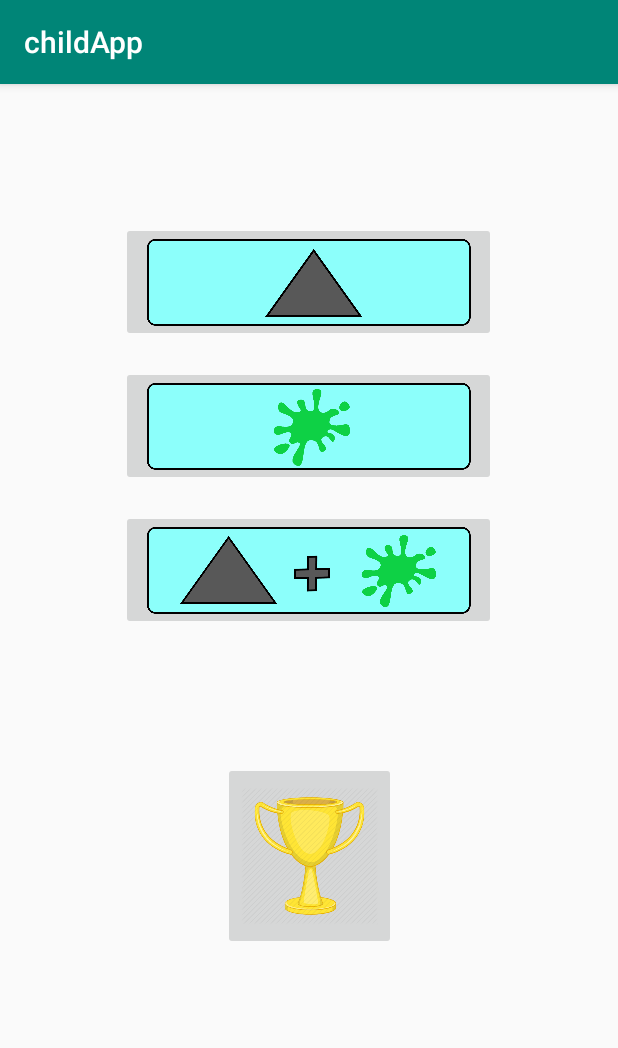
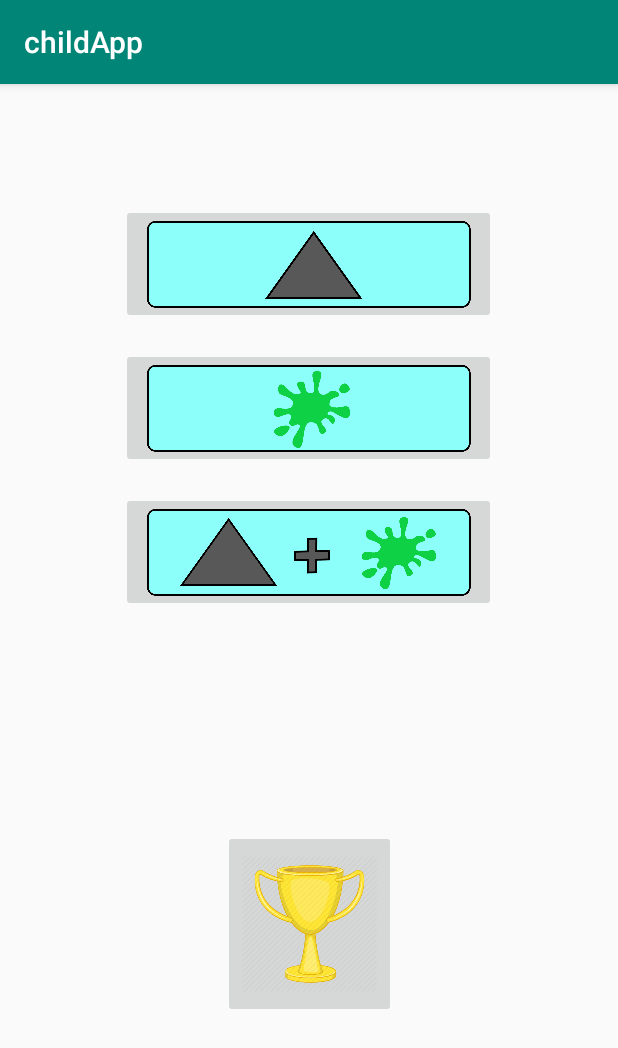
Before and after one commit to stchambers89/childApp, an Android app: the screen it shows after launch (MainActivity), after a tap on an icon or button, on a phone screen of 412 x 824 dp. Shown: the top 1048 px of the screen. Run offline under Robolectric (Android 15) with nearby library versions, the phone set to English and light mode, and no system bars.

Commit message:
Testing new adam branch, landscape layout, and connected intents from main to game screen.

```diff
--- a/app/src/main/java/com/example/childapp/GameScreenActivity.java
+++ b/app/src/main/java/com/example/childapp/GameScreenActivity.java
@@ -5,6 +5,8 @@ import androidx.lifecycle.ViewModelProvider;
 import androidx.lifecycle.ViewModelProviders;
 
 import com.google.gson.Gson;
+
+import android.content.Intent;
 import android.content.SharedPreferences;
 import android.os.Bundle;
 
@@ -16,6 +18,18 @@ public class GameScreenActivity extends AppCompatActivity {
     protected void onCreate(Bundle savedInstanceState) {
         super.onCreate(savedInstanceState);
         setContentView(R.layout.activity_game_screen);
+
+
+        Intent intent = getIntent();
+        int gameMode = intent.getIntExtra(MainActivity.GAME_MODE, -1);
+
+        if (gameMode == -1) {
+
+        }
+
+
+
+
 
         // Create a ViewModel the first time the system calls an activity's onCreate() method.
         // Re-created activities receive the same CustomViewModel instance created by the first activity.
--- a/app/src/main/java/com/example/childapp/MainActivity.java
+++ b/app/src/main/java/com/example/childapp/MainActivity.java
@@ -3,6 +3,7 @@ package com.example.childapp;
 import androidx.annotation.NonNull;
 import androidx.appcompat.app.AppCompatActivity;
 
+import android.content.Intent;
 import android.os.Bundle;
 import android.view.View;
 
@@ -10,6 +11,8 @@ import android.view.View;
  *
  */
 public class MainActivity extends AppCompatActivity {
+
+    public static final String GAME_MODE = "com.example.childapp.GAMEMODE";
 
     @Override
     protected void onCreate(Bundle savedInstanceState) {
@@ -24,8 +27,15 @@ public class MainActivity extends AppCompatActivity {
      */
     public void initiateGameModeOne(View view) {
         // DON'T FORGET TO ADD MULTI-THREADING
-        Game game = new Game(1);
-        game.run();
+
+
+        Intent intent = new Intent(this, GameScreenActivity.class);
+        int gameMode = 1;
+        intent.putExtra(GAME_MODE, gameMode);
+        startActivity(intent);
+
+
+
         //return game.getGameMode();   // in order for onClick to work, it cannot return anything
     }
 
--- a/app/src/main/res/layout-land/activity_main.xml
+++ b/app/src/main/res/layout-land/activity_main.xml
@@ -13,9 +13,8 @@
         android:layout_height="85dp"
         android:layout_marginStart="40dp"
         android:layout_marginTop="16dp"
-        android:layout_marginEnd="24dp"
         android:scaleType="fitCenter"
-        app:layout_constraintEnd_toEndOf="parent"
+        app:layout_constraintEnd_toStartOf="@+id/achievements_button"
         app:layout_constraintHorizontal_bias="0.0"
         app:layout_constraintStart_toStartOf="parent"
         app:layout_constraintTop_toTopOf="parent"
@@ -27,9 +26,8 @@
         android:layout_height="85dp"
         android:layout_marginStart="40dp"
         android:layout_marginTop="8dp"
-        android:layout_marginEnd="24dp"
         android:scaleType="fitCenter"
-        app:layout_constraintEnd_toEndOf="parent"
+        app:layout_constraintEnd_toStartOf="@+id/achievements_button"
         app:layout_constraintHorizontal_bias="0.0"
         app:layout_constraintStart_toStartOf="parent"
         app:layout_constraintTop_toBottomOf="@+id/shape_game"
@@ -38,16 +36,28 @@
     <ImageButton
         android:id="@+id/shape_and_color_game"
         android:layout_width="280dp"
-        android:layout_height="0dp"
+        android:layout_height="85dp"
         android:layout_marginStart="40dp"
         android:layout_marginTop="8dp"
-        android:layout_marginEnd="24dp"
-        android:layout_marginBottom="108dp"
+        android:layout_marginBottom="16dp"
+        android:scaleType="fitCenter"
+        app:layout_constraintBottom_toBottomOf="parent"
+        app:layout_constraintEnd_toStartOf="@+id/achievements_button"
+        app:layout_constraintHorizontal_bias="0.0"
+        app:layout_constraintStart_toStartOf="parent"
+        app:layout_constraintTop_toBottomOf="@+id/color_game"
+        app:layout_constraintVertical_bias="0.0"
+        app:srcCompat="@drawable/shape_and_color_button" />
+
+    <ImageButton
+        android:id="@+id/achievements_button"
+        android:layout_width="180dp"
+        android:layout_height="180dp"
+        android:layout_marginEnd="100dp"
         android:scaleType="fitCenter"
         app:layout_constraintBottom_toBottomOf="parent"
         app:layout_constraintEnd_toEndOf="parent"
-        app:layout_constraintHorizontal_bias="0.0"
-        app:layout_constraintStart_toStartOf="parent"
-        app:layout_constraintTop_toBottomOf="@+id/color_game"
-        app:srcCompat="@drawable/shape_and_color_button" />
+        app:layout_constraintTop_toTopOf="parent"
+        app:layout_constraintVertical_bias="0.277"
+        app:srcCompat="@drawable/trophy" />
 </androidx.constraintlayout.widget.ConstraintLayout>
--- a/app/src/main/res/layout/activity_main.xml
+++ b/app/src/main/res/layout/activity_main.xml
@@ -12,7 +12,7 @@
         android:layout_width="250dp"
         android:layout_height="80dp"
         android:layout_marginStart="24dp"
-        android:layout_marginTop="92dp"
+        android:layout_marginTop="80dp"
         android:layout_marginEnd="24dp"
         android:onClick="initiateGameModeOne"
         android:scaleType="fitCenter"
@@ -51,13 +51,15 @@
         app:srcCompat="@drawable/shape_and_color_button" />
 
     <ImageButton
-        android:id="@+id/achievements"
+        android:id="@+id/achievements_button"
         android:layout_width="115dp"
         android:layout_height="125dp"
-        android:layout_marginTop="88dp"
+        android:layout_marginTop="16dp"
+        android:layout_marginBottom="16dp"
         android:scaleType="fitCenter"
+        app:layout_constraintBottom_toBottomOf="parent"
         app:layout_constraintEnd_toEndOf="parent"
         app:layout_constraintStart_toStartOf="parent"
-        app:layout_constraintTop_toBottomOf="@+id/shape_and_color_game"
+        app:layout_constraintTop_toBottomOf="@id/shape_and_color_game"
         app:srcCompat="@drawable/trophy" />
 </androidx.constraintlayout.widget.ConstraintLayout>
```
